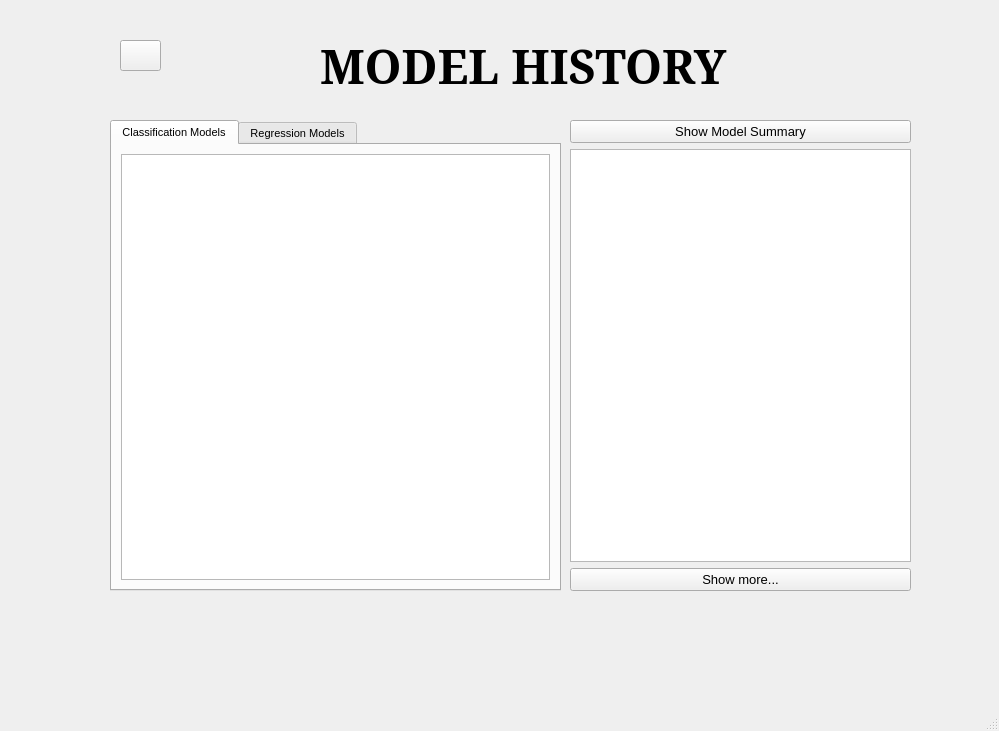
Qt form guiv1.ui (ggrkp/projectv1) before a commit.
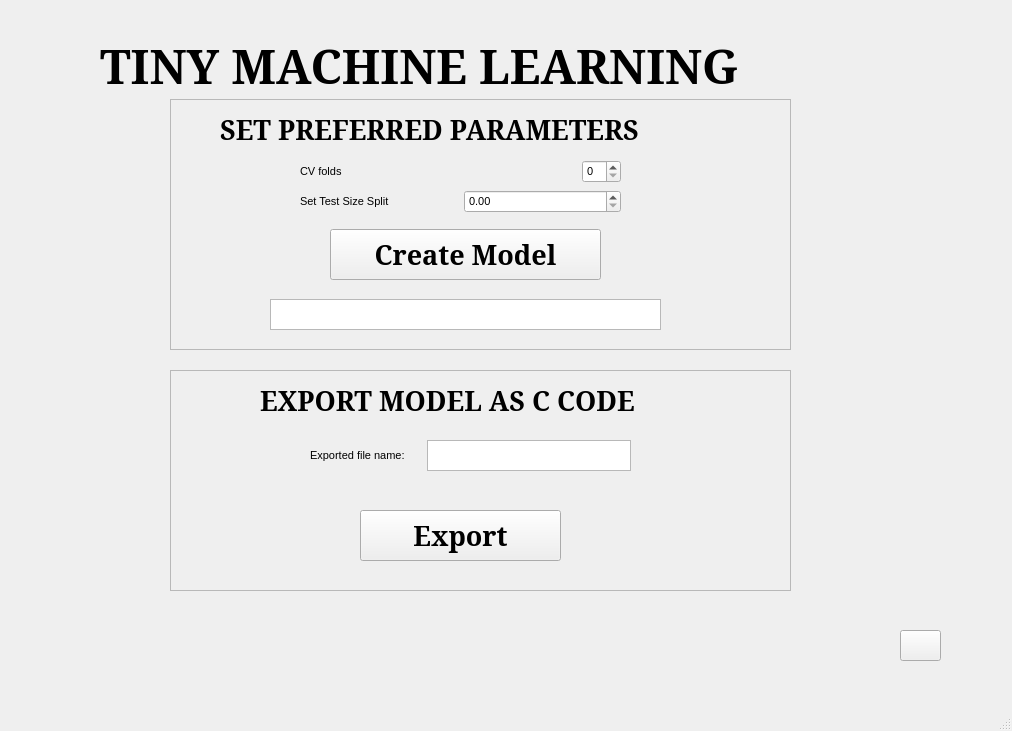
The same form after that commit. Icons and pictures are not drawn.

```diff
--- a/guiv1.ui
+++ b/guiv1.ui
@@ -6,7 +6,7 @@
    <rect>
     <x>0</x>
     <y>0</y>
-    <width>999</width>
+    <width>1012</width>
     <height>731</height>
    </rect>
   </property>
@@ -30,7 +30,7 @@
     <property name="geometry">
      <rect>
       <x>40</x>
-      <y>10</y>
+      <y>20</y>
       <width>931</width>
       <height>651</height>
      </rect>
@@ -43,7 +43,7 @@
      </font>
     </property>
     <property name="currentIndex">
-     <number>5</number>
+     <number>10</number>
     </property>
     <widget class="QWidget" name="page_6">
      <widget class="QLabel" name="label_19">
@@ -2156,6 +2156,320 @@
       </layout>
      </widget>
     </widget>
+    <widget class="QWidget" name="page_10">
+     <widget class="QWidget" name="layoutWidget_4">
+      <property name="geometry">
+       <rect>
+        <x>750</x>
+        <y>660</y>
+        <width>321</width>
+        <height>25</height>
+       </rect>
+      </property>
+      <layout class="QHBoxLayout" name="horizontalLayout_18">
+       <item>
+        <widget class="QLabel" name="label_35">
+         <property name="text">
+          <string>Set Test Size Split</string>
+         </property>
+        </widget>
+       </item>
+       <item>
+        <spacer name="horizontalSpacer_8">
+         <property name="orientation">
+          <enum>Qt::Horizontal</enum>
+         </property>
+         <property name="sizeHint" stdset="0">
+          <size>
+           <width>88</width>
+           <height>20</height>
+          </size>
+         </property>
+        </spacer>
+       </item>
+       <item>
+        <widget class="QDoubleSpinBox" name="test_sz_box_2"/>
+       </item>
+      </layout>
+     </widget>
+     <widget class="QLabel" name="label_39">
+      <property name="geometry">
+       <rect>
+        <x>60</x>
+        <y>0</y>
+        <width>801</width>
+        <height>91</height>
+       </rect>
+      </property>
+      <property name="font">
+       <font>
+        <family>Serif</family>
+        <pointsize>35</pointsize>
+        <weight>75</weight>
+        <italic>false</italic>
+        <bold>true</bold>
+        <underline>false</underline>
+       </font>
+      </property>
+      <property name="text">
+       <string>TINY MACHINE LEARNING</string>
+      </property>
+     </widget>
+     <widget class="QFrame" name="frame_export">
+      <property name="geometry">
+       <rect>
+        <x>130</x>
+        <y>350</y>
+        <width>621</width>
+        <height>221</height>
+       </rect>
+      </property>
+      <property name="frameShape">
+       <enum>QFrame::StyledPanel</enum>
+      </property>
+      <property name="frameShadow">
+       <enum>QFrame::Raised</enum>
+      </property>
+      <widget class="QWidget" name="layoutWidget_7">
+       <property name="geometry">
+        <rect>
+         <x>140</x>
+         <y>70</y>
+         <width>321</width>
+         <height>31</height>
+        </rect>
+       </property>
+       <layout class="QHBoxLayout" name="horizontalLayout_21">
+        <item>
+         <widget class="QLabel" name="label_40">
+          <property name="text">
+           <string>Exported file name:</string>
+          </property>
+         </widget>
+        </item>
+        <item>
+         <spacer name="horizontalSpacer_10">
+          <property name="orientation">
+           <enum>Qt::Horizontal</enum>
+          </property>
+          <property name="sizeHint" stdset="0">
+           <size>
+            <width>68</width>
+            <height>20</height>
+           </size>
+          </property>
+         </spacer>
+        </item>
+        <item>
+         <widget class="QTextEdit" name="header_text"/>
+        </item>
+       </layout>
+      </widget>
+      <widget class="QPushButton" name="export_btn">
+       <property name="geometry">
+        <rect>
+         <x>190</x>
+         <y>140</y>
+         <width>201</width>
+         <height>51</height>
+        </rect>
+       </property>
+       <property name="font">
+        <font>
+         <family>Serif</family>
+         <pointsize>20</pointsize>
+         <weight>75</weight>
+         <bold>true</bold>
+        </font>
+       </property>
+       <property name="cursor">
+        <cursorShape>PointingHandCursor</cursorShape>
+       </property>
+       <property name="text">
+        <string>Export</string>
+       </property>
+      </widget>
+      <widget class="QLabel" name="label_78">
+       <property name="geometry">
+        <rect>
+         <x>90</x>
+         <y>10</y>
+         <width>441</width>
+         <height>41</height>
+        </rect>
+       </property>
+       <property name="font">
+        <font>
+         <family>Serif</family>
+         <pointsize>20</pointsize>
+         <weight>75</weight>
+         <italic>false</italic>
+         <bold>true</bold>
+         <underline>false</underline>
+        </font>
+       </property>
+       <property name="text">
+        <string>EXPORT MODEL AS C CODE</string>
+       </property>
+      </widget>
+     </widget>
+     <widget class="QFrame" name="frame_pref">
+      <property name="geometry">
+       <rect>
+        <x>130</x>
+        <y>79</y>
+        <width>621</width>
+        <height>251</height>
+       </rect>
+      </property>
+      <property name="frameShape">
+       <enum>QFrame::StyledPanel</enum>
+      </property>
+      <property name="frameShadow">
+       <enum>QFrame::Raised</enum>
+      </property>
+      <widget class="QWidget" name="layoutWidget_6">
+       <property name="geometry">
+        <rect>
+         <x>130</x>
+         <y>90</y>
+         <width>321</width>
+         <height>25</height>
+        </rect>
+       </property>
+       <layout class="QHBoxLayout" name="horizontalLayout_20">
+        <item>
+         <widget class="QLabel" name="label_38">
+          <property name="text">
+           <string>Set Test Size Split</string>
+          </property>
+         </widget>
+        </item>
+        <item>
+         <widget class="QDoubleSpinBox" name="split_box"/>
+        </item>
+       </layout>
+      </widget>
+      <widget class="QWidget" name="layoutWidget_5">
+       <property name="geometry">
+        <rect>
+         <x>130</x>
+         <y>60</y>
+         <width>321</width>
+         <height>25</height>
+        </rect>
+       </property>
+       <layout class="QHBoxLayout" name="horizontalLayout_19">
+        <item>
+         <widget class="QLabel" name="label_37">
+          <property name="text">
+           <string>CV folds</string>
+          </property>
+         </widget>
+        </item>
+        <item>
+         <spacer name="horizontalSpacer_9">
+          <property name="orientation">
+           <enum>Qt::Horizontal</enum>
+          </property>
+          <property name="sizeHint" stdset="0">
+           <size>
+            <width>88</width>
+            <height>20</height>
+           </size>
+          </property>
+         </spacer>
+        </item>
+        <item>
+         <widget class="QSpinBox" name="cv_box"/>
+        </item>
+       </layout>
+      </widget>
+      <widget class="QTextEdit" name="result_text_2">
+       <property name="geometry">
+        <rect>
+         <x>100</x>
+         <y>200</y>
+         <width>391</width>
+         <height>31</height>
+        </rect>
+       </property>
+      </widget>
+      <widget class="QPushButton" name="micro_btn">
+       <property name="geometry">
+        <rect>
+         <x>160</x>
+         <y>130</y>
+         <width>271</width>
+         <height>51</height>
+        </rect>
+       </property>
+       <property name="font">
+        <font>
+         <family>Serif</family>
+         <pointsize>20</pointsize>
+         <weight>75</weight>
+         <bold>true</bold>
+        </font>
+       </property>
+       <property name="cursor">
+        <cursorShape>PointingHandCursor</cursorShape>
+       </property>
+       <property name="text">
+        <string>Create Model</string>
+       </property>
+      </widget>
+      <widget class="QLabel" name="label_77">
+       <property name="geometry">
+        <rect>
+         <x>50</x>
+         <y>10</y>
+         <width>511</width>
+         <height>41</height>
+        </rect>
+       </property>
+       <property name="font">
+        <font>
+         <family>Serif</family>
+         <pointsize>20</pointsize>
+         <weight>75</weight>
+         <italic>false</italic>
+         <bold>true</bold>
+         <underline>false</underline>
+        </font>
+       </property>
+       <property name="text">
+        <string>SET PREFERRED PARAMETERS</string>
+       </property>
+      </widget>
+     </widget>
+     <widget class="QPushButton" name="home_microbtn">
+      <property name="geometry">
+       <rect>
+        <x>860</x>
+        <y>610</y>
+        <width>41</width>
+        <height>31</height>
+       </rect>
+      </property>
+      <property name="cursor">
+       <cursorShape>PointingHandCursor</cursorShape>
+      </property>
+      <property name="text">
+       <string/>
+      </property>
+      <property name="icon">
+       <iconset>
+        <normaloff>home.png</normaloff>home.png</iconset>
+      </property>
+      <property name="iconSize">
+       <size>
+        <width>25</width>
+        <height>25</height>
+       </size>
+      </property>
+     </widget>
+    </widget>
    </widget>
   </widget>
   <widget class="QStatusBar" name="statusbar"/>
```
Left out of the diff: 851 changed lines with no effect on the pictures.
